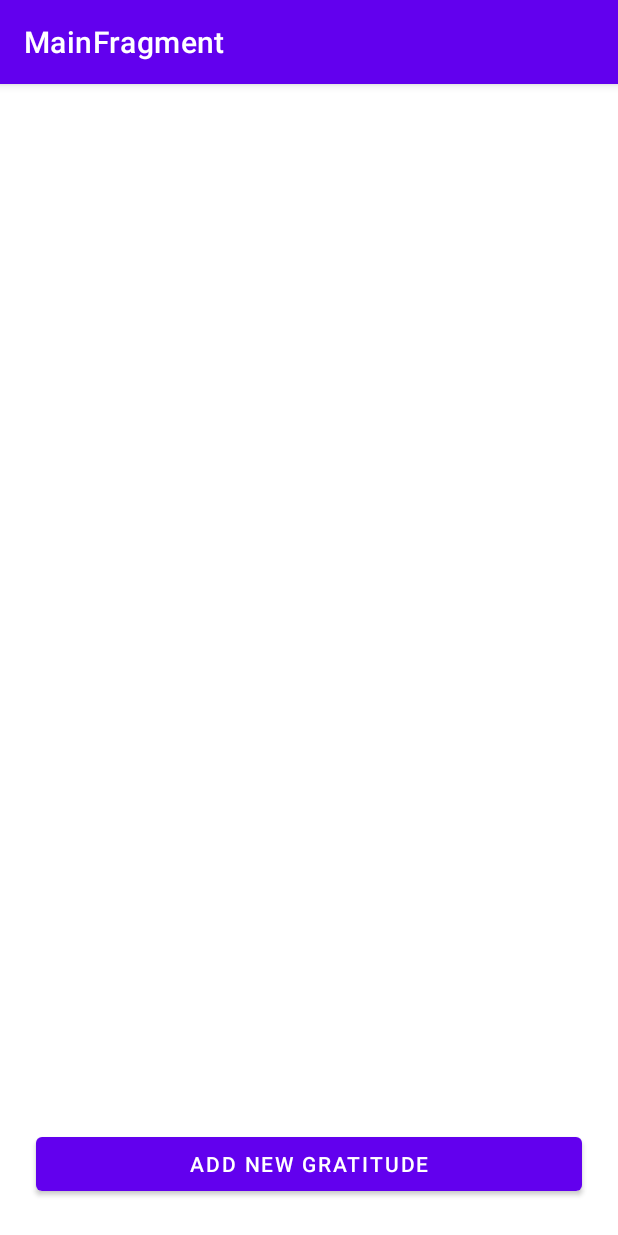
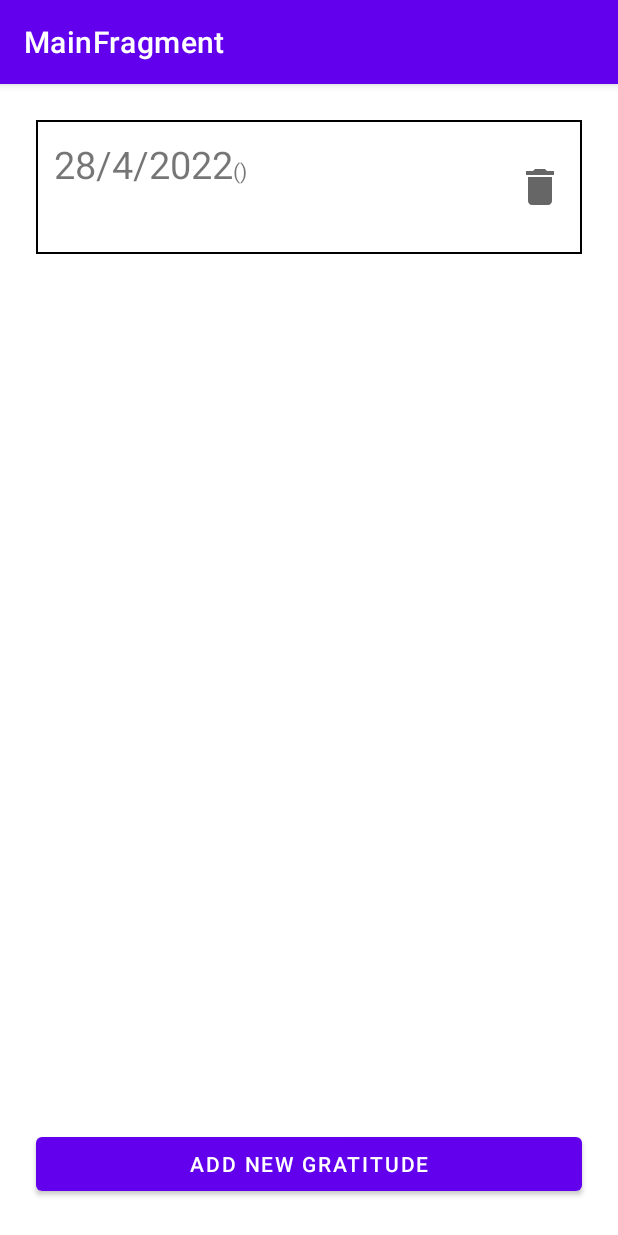
Before and after one commit to hezbims/Grateful-Note, an Android app: the AddGratetitudeFragment screen opened through its navigation route, after a tap on "SUBMIT", on a phone screen of 412 x 824 dp. Run offline under Robolectric (Android 15) with nearby library versions, the phone set to English and light mode, and no system bars; our stand-ins replace Room's generated code, data binding, navigation-ui.

Commit message:
Menambahkan fitur RecyclerView pada MainFragment
Menambahkan fitur recyclerview pada main fragment dengan :

- Menambahkan MainViewModelFactory agar dapat mengakses database
dari viewmodel, lalu memodifikasi agar mainviewmodel dapat bekerja

- Menambahkan file PositiveAdapter sebagai adapter dari recyclerview

- Menambahkan file BindingUtils sebagai binding adapter (penghubung antara
PositiveAdapter dan positive_emotion_list.xml)

- Menambahkan file positive_emotion_list.xml sebagai Tampilan dari
ViewHolder. ditambahkan juga file drawable ic_trash_bin.xml sebagai icon
delete yang fungsinya akan diimplementasikan kedepannya. Ditambahkan juga
file solid_border.xml sebagai border dari setiap ViewHolder. Ditambahkan
juga value baru pada string resource dengan nama "positive_emotion_type"
untuk memformat tipe dari positive emotion yang akan ditampilkan di
ViewHolder

```diff
--- /dev/null
+++ b/app/src/main/java/com/example/gratefulnote/mainfragment/BindingUtils.kt
@@ -0,0 +1,21 @@
+package com.example.gratefulnote.mainfragment
+
+import android.widget.TextView
+import androidx.databinding.BindingAdapter
+import com.example.gratefulnote.R
+import com.example.gratefulnote.database.PositiveEmotion
+
+@BindingAdapter("tanggal")
+fun TextView.setTanggal(item : PositiveEmotion){
+    text = item.date
+}
+
+@BindingAdapter("penyebab")
+fun TextView.setPenyebab(item : PositiveEmotion){
+    text = item.what
+}
+
+@BindingAdapter("tipe")
+fun TextView.setTipe(item : PositiveEmotion){
+    text = resources.getString(R.string.positive_emotion_type_formatting , item.type)
+}
--- a/app/src/main/java/com/example/gratefulnote/mainfragment/MainFragment.kt
+++ b/app/src/main/java/com/example/gratefulnote/mainfragment/MainFragment.kt
@@ -1,6 +1,7 @@
 package com.example.gratefulnote.mainfragment
 
 import android.os.Bundle
+import android.util.Log
 import android.view.LayoutInflater
 import android.view.View
 import android.view.ViewGroup
@@ -8,13 +9,17 @@ import androidx.databinding.DataBindingUtil
 import androidx.fragment.app.Fragment
 import androidx.lifecycle.ViewModelProvider
 import androidx.navigation.fragment.findNavController
+import androidx.recyclerview.widget.LinearLayoutManager
 import com.example.gratefulnote.R
+import com.example.gratefulnote.database.PositiveEmotionDatabase
 import com.example.gratefulnote.databinding.FragmentMainBinding
 
 
 class MainFragment : Fragment() {
 
     private lateinit var binding : FragmentMainBinding
+    private lateinit var viewModel : MainViewModel
+    private lateinit var adapter : PositiveAdapter
 
     override fun onCreateView(
         inflater: LayoutInflater, container: ViewGroup?,
@@ -22,20 +27,41 @@ class MainFragment : Fragment() {
     ): View? {
 
         // Inflate the layout for this fragment
-        binding =
-            DataBindingUtil.inflate(inflater , R.layout.fragment_main , container , false)
+        binding = DataBindingUtil.inflate(inflater , R.layout.fragment_main , container , false)
 
-        val viewModel : MainViewModel = ViewModelProvider(this)[MainViewModel::class.java]
+        viewModel = ViewModelProvider(this , getViewModelFactory())[MainViewModel::class.java]
         binding.viewModel = viewModel
         binding.lifecycleOwner = viewLifecycleOwner
 
+        // RecyclerView Adapter
+        adapter = PositiveAdapter()
+        binding.recyclerView.adapter = adapter
+        binding.recyclerView.layoutManager = LinearLayoutManager(context)
+
+        setNavigateToAddGratitudeFragment()
+        setRecyclerViewDataObserver()
+
+        return binding.root
+    }
+
+    private fun getViewModelFactory() : MainViewModelFactory{
+        val application = requireNotNull(this.activity).application
+        val dataSource = PositiveEmotionDatabase.getInstance(application).positiveEmotionDatabaseDao
+        return MainViewModelFactory(dataSource)
+    }
+
+    private fun setNavigateToAddGratitudeFragment(){
         viewModel.eventMoveToAddGratitude.observe(viewLifecycleOwner){
             if (it == true){
                 findNavController().navigate(R.id.action_mainFragment_to_addGratetitudeFragment)
                 viewModel.doneNavigating()
             }
         }
+    }
 
-        return binding.root
+    private fun setRecyclerViewDataObserver(){
+        viewModel.recyclerViewData.observe(viewLifecycleOwner){
+            adapter.data = it
+        }
     }
 }
--- a/app/src/main/java/com/example/gratefulnote/mainfragment/MainViewModel.kt
+++ b/app/src/main/java/com/example/gratefulnote/mainfragment/MainViewModel.kt
@@ -3,8 +3,11 @@ package com.example.gratefulnote.mainfragment
 import androidx.lifecycle.LiveData
 import androidx.lifecycle.MutableLiveData
 import androidx.lifecycle.ViewModel
+import com.example.gratefulnote.database.PositiveEmotionDatabaseDao
 
-class MainViewModel : ViewModel(){
+class MainViewModel(private val dataSource : PositiveEmotionDatabaseDao) : ViewModel(){
+    val recyclerViewData = dataSource.getAllPositiveEmotion()
+
     private val _eventMoveToAddGratitude = MutableLiveData<Boolean>(false)
     val eventMoveToAddGratitude : LiveData<Boolean>
         get() = _eventMoveToAddGratitude
--- /dev/null
+++ b/app/src/main/java/com/example/gratefulnote/mainfragment/MainViewModelFactory.kt
@@ -0,0 +1,16 @@
+package com.example.gratefulnote.mainfragment
+
+import androidx.lifecycle.ViewModel
+import androidx.lifecycle.ViewModelProvider
+import com.example.gratefulnote.database.PositiveEmotionDatabaseDao
+import java.lang.IllegalArgumentException
+
+class MainViewModelFactory(private val dataSource : PositiveEmotionDatabaseDao) : ViewModelProvider.Factory {
+
+    @Suppress("unchecked_cast")
+    override fun <T : ViewModel> create(modelClass: Class<T>): T {
+        if (modelClass.isAssignableFrom(MainViewModel::class.java))
+            return MainViewModel(dataSource) as T
+        throw IllegalArgumentException("Unknown ViewModel class")
+    }
+}
--- /dev/null
+++ b/app/src/main/java/com/example/gratefulnote/mainfragment/PositiveAdapter.kt
@@ -0,0 +1,39 @@
+package com.example.gratefulnote.mainfragment
+
+import android.annotation.SuppressLint
+import android.util.Log
+import android.view.LayoutInflater
+import android.view.ViewGroup
+import androidx.recyclerview.widget.RecyclerView
+import com.example.gratefulnote.database.PositiveEmotion
+import com.example.gratefulnote.databinding.PositiveEmotionListBinding
+
+class PositiveAdapter : RecyclerView.Adapter<PositiveAdapter.ViewHolder>(){
+    var data = listOf<PositiveEmotion>()
+        @SuppressLint("NotifyDataSetChanged")
+        set(value) {
+            field = value
+            notifyDataSetChanged()
+        }
+
+    override fun getItemCount() = data.size
+
+    override fun onCreateViewHolder(parent: ViewGroup, viewType: Int) = ViewHolder.from(parent)
+
+    override fun onBindViewHolder(holder: ViewHolder, position: Int) = holder.bind(data[position])
+
+
+    class ViewHolder private constructor(private val binding : PositiveEmotionListBinding) : RecyclerView.ViewHolder(binding.root){
+        fun bind(positiveEmotion : PositiveEmotion){
+            binding.positiveEmotion = positiveEmotion
+            binding.executePendingBindings()
+        }
+
+        companion object{
+            fun from(parent : ViewGroup) : ViewHolder{
+                val newBinding = PositiveEmotionListBinding.inflate(LayoutInflater.from(parent.context) , parent , false)
+                return ViewHolder(newBinding)
+            }
+        }
+    }
+}
--- /dev/null
+++ b/app/src/main/res/drawable/ic_trash_bin.xml
@@ -0,0 +1,10 @@
+<vector xmlns:android="http://schemas.android.com/apk/res/android"
+    android:width="24dp"
+    android:height="24dp"
+    android:viewportWidth="24"
+    android:viewportHeight="24"
+    android:tint="?attr/colorControlNormal">
+  <path
+      android:fillColor="@android:color/white"
+      android:pathData="M6,19c0,1.1 0.9,2 2,2h8c1.1,0 2,-0.9 2,-2V7H6v12zM19,4h-3.5l-1,-1h-5l-1,1H5v2h14V4z"/>
+</vector>
--- /dev/null
+++ b/app/src/main/res/drawable/solid_border.xml
@@ -0,0 +1,5 @@
+<?xml version="1.0" encoding="utf-8"?>
+<shape xmlns:android="http://schemas.android.com/apk/res/android" android:shape="rectangle" >
+    <solid android:color="@android:color/white" />
+    <stroke android:width="1.5dip" android:color="@color/black"/>
+</shape>
--- /dev/null
+++ b/app/src/main/res/layout/positive_emotion_list.xml
@@ -0,0 +1,66 @@
+<?xml version="1.0" encoding="utf-8"?>
+<layout xmlns:app="http://schemas.android.com/apk/res-auto"
+    xmlns:tools="http://schemas.android.com/tools"
+    xmlns:android="http://schemas.android.com/apk/res/android">
+
+    <data>
+        <variable
+            name="positiveEmotion"
+            type="com.example.gratefulnote.database.PositiveEmotion" />
+    </data>
+
+    <androidx.constraintlayout.widget.ConstraintLayout
+        android:layout_width="match_parent"
+        android:layout_height="wrap_content"
+        android:background="@drawable/solid_border"
+        android:layout_margin="24dp">
+
+        <TextView
+            android:id="@+id/tanggal"
+            tanggal="@{positiveEmotion}"
+            android:layout_width="wrap_content"
+            android:layout_height="wrap_content"
+            android:layout_marginStart="12dp"
+            android:layout_marginTop="12dp"
+            android:textSize="25sp"
+            app:layout_constraintStart_toStartOf="parent"
+            app:layout_constraintTop_toTopOf="parent"
+            tools:text="22-01-2013" />
+
+        <TextView
+            android:id="@+id/penyebab"
+            penyebab="@{positiveEmotion}"
+            android:layout_width="wrap_content"
+            android:layout_height="wrap_content"
+            android:layout_marginTop="6dp"
+            android:layout_marginBottom="12dp"
+            android:layout_marginStart="12dp"
+            android:textSize="18sp"
+            app:layout_constraintBottom_toBottomOf="parent"
+            app:layout_constraintStart_toStartOf="parent"
+            app:layout_constraintTop_toBottomOf="@id/tanggal"
+            tools:text="Dapat duit dari tuhan" />
+
+        <TextView
+            android:id="@+id/tipe"
+            tipe="@{positiveEmotion}"
+            android:layout_width="wrap_content"
+            android:layout_height="wrap_content"
+            android:textSize="14sp"
+            app:layout_constraintBaseline_toBaselineOf="@+id/tanggal"
+            app:layout_constraintStart_toEndOf="@+id/tanggal"
+            android:text="@string/positive_emotion_type_formatting"
+            tools:text="(Serenity)" />
+
+        <ImageView
+            android:id="@+id/imageView"
+            android:layout_width="32dp"
+            android:layout_height="44dp"
+            android:layout_marginEnd="12dp"
+            android:contentDescription="@string/delete"
+            app:layout_constraintBottom_toBottomOf="parent"
+            app:layout_constraintEnd_toEndOf="parent"
+            app:layout_constraintTop_toTopOf="parent"
+            app:srcCompat="@drawable/ic_trash_bin" />
+    </androidx.constraintlayout.widget.ConstraintLayout>
+</layout>
--- a/app/src/main/res/values-night/strings.xml
+++ b/app/src/main/res/values-night/strings.xml
@@ -5,4 +5,6 @@
     <string name="why_made_grateful">Why it made you feel grateful?</string>
     <string name="submit">Submit</string>
     <string name="type_of_positive_emotion">Type</string>
+    <string name="delete">delete</string>
+    <string name="positive_emotion_type_formatting">(%1$s)</string>
 </resources>
--- a/app/src/main/res/values/strings.xml
+++ b/app/src/main/res/values/strings.xml
@@ -7,4 +7,6 @@
     <string name="why_made_grateful">Why it made you feel grateful?</string>
     <string name="submit">Submit</string>
     <string name="type_of_positive_emotion">Type</string>
+    <string name="delete">delete</string>
+    <string name="positive_emotion_type_formatting">(%1$s)</string>
 </resources>
```
